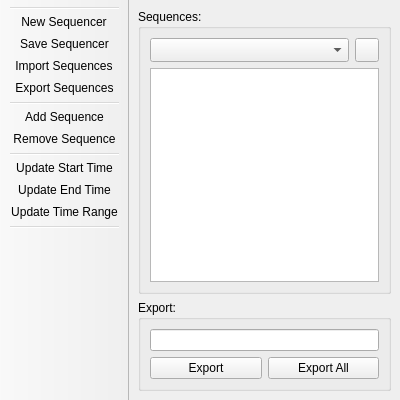
Old version of the form fbx/ui/qfbxsequenceeditor.ui in the repository bhsingleton/dcc.
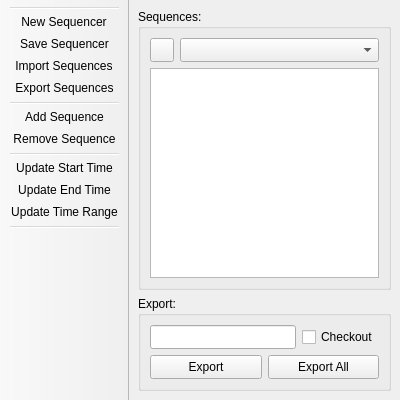
New version of the form. Icons and pictures are not drawn.

Commit message: Integrating perforce checkout logic into exporters.

```diff
--- a/fbx/ui/qfbxsequenceeditor.ui
+++ b/fbx/ui/qfbxsequenceeditor.ui
@@ -25,34 +25,26 @@
   <widget class="QWidget" name="centralWidget">
    <layout class="QVBoxLayout" name="verticalLayout_3">
     <item>
-     <widget class="QGroupBox" name="sequencerGroupBox">
+     <widget class="QGroupBox" name="sequencesGroupBox">
+      <property name="sizePolicy">
+       <sizepolicy hsizetype="Expanding" vsizetype="Expanding">
+        <horstretch>0</horstretch>
+        <verstretch>0</verstretch>
+       </sizepolicy>
+      </property>
       <property name="title">
        <string>Sequences:</string>
       </property>
-      <layout class="QVBoxLayout" name="assetsLayout">
-       <item>
-        <layout class="QVBoxLayout" name="verticalLayout">
+      <layout class="QVBoxLayout" name="sequencesLayout">
          <item>
           <widget class="QWidget" name="sequencerWidget" native="true">
            <property name="sizePolicy">
-            <sizepolicy hsizetype="Preferred" vsizetype="Fixed">
+          <sizepolicy hsizetype="Expanding" vsizetype="Minimum">
              <horstretch>0</horstretch>
              <verstretch>0</verstretch>
             </sizepolicy>
            </property>
-           <property name="minimumSize">
-            <size>
-             <width>0</width>
-             <height>24</height>
-            </size>
-           </property>
-           <property name="maximumSize">
-            <size>
-             <width>16777215</width>
-             <height>24</height>
-            </size>
-           </property>
-           <layout class="QHBoxLayout" name="horizontalLayout">
+         <layout class="QHBoxLayout" name="sequencerLayout">
             <property name="leftMargin">
              <number>0</number>
             </property>
@@ -65,28 +57,6 @@
             <property name="bottomMargin">
              <number>0</number>
             </property>
-            <item>
-             <widget class="QComboBox" name="sequencerComboBox">
-              <property name="sizePolicy">
-               <sizepolicy hsizetype="Expanding" vsizetype="Fixed">
-                <horstretch>0</horstretch>
-                <verstretch>0</verstretch>
-               </sizepolicy>
-              </property>
-              <property name="minimumSize">
-               <size>
-                <width>0</width>
-                <height>24</height>
-               </size>
-              </property>
-              <property name="maximumSize">
-               <size>
-                <width>16777215</width>
-                <height>24</height>
-               </size>
-              </property>
-             </widget>
-            </item>
             <item>
              <widget class="QPushButton" name="deleteSequencerPushButton">
               <property name="sizePolicy">
@@ -116,6 +86,28 @@
               </property>
              </widget>
             </item>
+          <item>
+           <widget class="QComboBox" name="sequencerComboBox">
+            <property name="sizePolicy">
+             <sizepolicy hsizetype="Expanding" vsizetype="Fixed">
+              <horstretch>0</horstretch>
+              <verstretch>0</verstretch>
+             </sizepolicy>
+            </property>
+            <property name="minimumSize">
+             <size>
+              <width>0</width>
+              <height>24</height>
+             </size>
+            </property>
+            <property name="maximumSize">
+             <size>
+              <width>16777215</width>
+              <height>24</height>
+             </size>
+            </property>
+           </widget>
+          </item>
            </layout>
           </widget>
          </item>
@@ -130,20 +122,61 @@
           </widget>
          </item>
         </layout>
-       </item>
-      </layout>
      </widget>
     </item>
     <item>
      <widget class="QGroupBox" name="exportGroupBox">
+      <property name="sizePolicy">
+       <sizepolicy hsizetype="Expanding" vsizetype="Minimum">
+        <horstretch>0</horstretch>
+        <verstretch>0</verstretch>
+       </sizepolicy>
+      </property>
       <property name="title">
        <string>Export:</string>
       </property>
       <layout class="QVBoxLayout" name="exportLayout">
        <item>
+        <widget class="QWidget" name="exportPathWidget" native="true">
+         <property name="sizePolicy">
+          <sizepolicy hsizetype="Expanding" vsizetype="Minimum">
+           <horstretch>0</horstretch>
+           <verstretch>0</verstretch>
+          </sizepolicy>
+         </property>
         <layout class="QHBoxLayout" name="exportPathLayout">
+          <property name="leftMargin">
+           <number>0</number>
+          </property>
+          <property name="topMargin">
+           <number>0</number>
+          </property>
+          <property name="rightMargin">
+           <number>0</number>
+          </property>
+          <property name="bottomMargin">
+           <number>0</number>
+          </property>
          <item>
           <widget class="QLineEdit" name="exportPathLineEdit">
+            <property name="sizePolicy">
+             <sizepolicy hsizetype="Expanding" vsizetype="Fixed">
+              <horstretch>0</horstretch>
+              <verstretch>0</verstretch>
+             </sizepolicy>
+            </property>
+            <property name="minimumSize">
+             <size>
+              <width>0</width>
+              <height>24</height>
+             </size>
+            </property>
+            <property name="maximumSize">
+             <size>
+              <width>16777215</width>
+              <height>24</height>
+             </size>
+            </property>
            <property name="acceptDrops">
             <bool>false</bool>
            </property>
@@ -152,12 +185,81 @@
            </property>
           </widget>
          </item>
-        </layout>
+          <item>
+           <widget class="QCheckBox" name="checkoutCheckBox">
+            <property name="sizePolicy">
+             <sizepolicy hsizetype="Minimum" vsizetype="Fixed">
+              <horstretch>0</horstretch>
+              <verstretch>0</verstretch>
+             </sizepolicy>
+            </property>
+            <property name="minimumSize">
+             <size>
+              <width>0</width>
+              <height>24</height>
+             </size>
+            </property>
+            <property name="maximumSize">
+             <size>
+              <width>16777215</width>
+              <height>24</height>
+             </size>
+            </property>
+            <property name="toolTip">
+             <string>Enable to checkout the exported FBX from perforce.</string>
+            </property>
+            <property name="text">
+             <string>Checkout</string>
+            </property>
+           </widget>
+          </item>
+         </layout>
+        </widget>
        </item>
        <item>
-        <layout class="QHBoxLayout" name="exportButtonLayout">
+        <widget class="QWidget" name="exportButtonsWidget" native="true">
+         <property name="sizePolicy">
+          <sizepolicy hsizetype="Expanding" vsizetype="Minimum">
+           <horstretch>0</horstretch>
+           <verstretch>0</verstretch>
+          </sizepolicy>
+         </property>
+         <layout class="QHBoxLayout" name="horizontalLayout_3">
+          <property name="leftMargin">
+           <number>0</number>
+          </property>
+          <property name="topMargin">
+           <number>0</number>
+          </property>
+          <property name="rightMargin">
+           <number>0</number>
+          </property>
+          <property name="bottomMargin">
+           <number>0</number>
+          </property>
          <item>
           <widget class="QPushButton" name="exportPushButton">
+            <property name="sizePolicy">
+             <sizepolicy hsizetype="Expanding" vsizetype="Fixed">
+              <horstretch>0</horstretch>
+              <verstretch>0</verstretch>
+             </sizepolicy>
+            </property>
+            <property name="minimumSize">
+             <size>
+              <width>0</width>
+              <height>24</height>
+             </size>
+            </property>
+            <property name="maximumSize">
+             <size>
+              <width>16777215</width>
+              <height>24</height>
+             </size>
+            </property>
+            <property name="toolTip">
+             <string>Exports the selected sequences.</string>
+            </property>
            <property name="text">
             <string>Export</string>
            </property>
@@ -165,12 +267,34 @@
          </item>
          <item>
           <widget class="QPushButton" name="exportAllPushButton">
+            <property name="sizePolicy">
+             <sizepolicy hsizetype="Expanding" vsizetype="Fixed">
+              <horstretch>0</horstretch>
+              <verstretch>0</verstretch>
+             </sizepolicy>
+            </property>
+            <property name="minimumSize">
+             <size>
+              <width>0</width>
+              <height>24</height>
+             </size>
+            </property>
+            <property name="maximumSize">
+             <size>
+              <width>16777215</width>
+              <height>24</height>
+             </size>
+            </property>
+            <property name="toolTip">
+             <string>Exports all of the sequences.</string>
+            </property>
            <property name="text">
             <string>Export All</string>
            </property>
           </widget>
          </item>
         </layout>
+        </widget>
        </item>
       </layout>
      </widget>
```
Left out of the diff: 6 changed lines with no effect on the pictures. Lines whose indentation alone changed are shown as unchanged. The commit also changes 6 other files.
